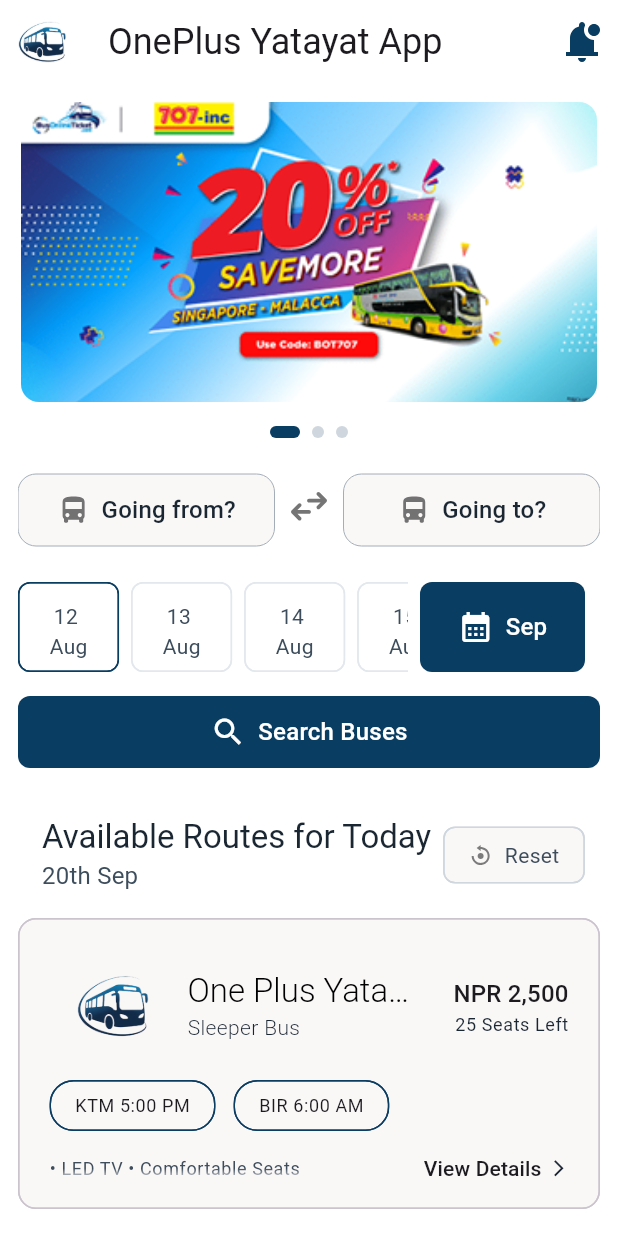
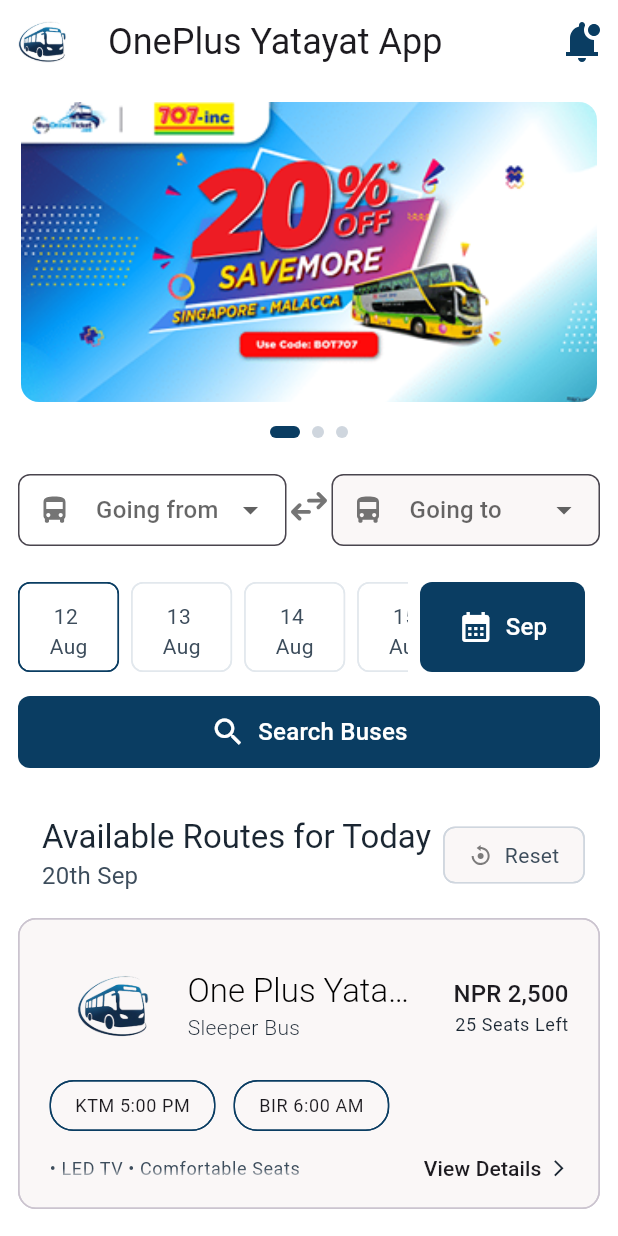
Before and after one commit to oneplus-smarika/one-plus-mobile, a Flutter app: the screen it shows after launch, on a phone screen of 412 x 824 dp. Run offline on Flutter 3.47's test engine with Material 3 defaults, Android fonts, the phone set to English and light mode, and no system bars; our stand-ins replace cached_network_image, flutter_riverpod, flutter_svg, google_fonts, pinput; missing offline and left inert: shitead.

Commit message:
home page dropdown added

```diff
--- a/lib/feat/home/presentation/pages/home_page.dart
+++ b/lib/feat/home/presentation/pages/home_page.dart
@@ -17,6 +17,19 @@
 }
 
 class _HomePageState extends ConsumerState<HomePage> {
+  String? fromCity;
+  String? toCity;
+
+  final cities = [
+    "Kathmandu",
+    "Pokhara",
+    "Biratnagar",
+    "Butwal",
+    "Chitwan",
+    "Dharan",
+    "Nepalgunj",
+  ];
+
   @override
   Widget build(BuildContext context) {
     return Scaffold(
@@ -63,35 +76,92 @@
         child: ListView(
           children: [
             /// Promo Card
-            AdsWidget(),
+            const AdsWidget(),
             AppSpacing.verticalSpaceLarge,
 
             /// From - To Section
             Row(
               children: [
                 Expanded(
-                  child: ReusableButton(
-                    borderRadiusCust: BorderRadius.circular(12),
-                    borderColor: AppColors.gray400,
-                    backgroundColor: AppColors.cardColor,
-                    textColor: AppColors.gray900,
-                    btnIcon: SvgPicture.asset(AppAssets.busIcon),
-                    text: 'Going from?',
-                    onPressed: () {},
+                  child: DropdownButtonFormField<String>(
+                    value: fromCity,
+                    decoration: InputDecoration(
+                      prefixIcon: SvgPicture.asset(
+                        AppAssets.busIcon,
+                        fit: BoxFit.scaleDown,
+                      ),
+                      hintText: "Going from",
+                      hintStyle: TextStyle(
+                        color: AppColors.gray400,
+                        fontSize: 11,
+                      ),
+                      border: OutlineInputBorder(
+                        borderRadius: BorderRadius.circular(8),
+                        borderSide: const BorderSide(color: AppColors.gray400),
+                      ),
+                      filled: true,
+                      fillColor: AppColors.white,
+                      contentPadding: const EdgeInsets.symmetric(
+                        vertical: 8,
+                        horizontal: 8,
+                      ),
+                    ),
+                    items:
+                        cities
+                            .map(
+                              (city) => DropdownMenuItem(
+                                value: city,
+                                child: CText(city),
+                              ),
+                            )
+                            .toList(),
+                    onChanged: (value) {
+                      setState(() {
+                        fromCity = value;
+                      });
+                    },
                   ),
                 ),
-                AppSpacing.horizontalSpaceSmall,
                 SvgPicture.asset(AppAssets.backForthIcon),
-                AppSpacing.horizontalSpaceSmall,
+
                 Expanded(
-                  child: ReusableButton(
-                    borderRadiusCust: BorderRadius.circular(12),
-                    borderColor: AppColors.gray400,
-                    backgroundColor: AppColors.cardColor,
-                    textColor: AppColors.gray900,
-                    btnIcon: SvgPicture.asset(AppAssets.busIcon),
-                    text: 'Going to?',
-                    onPressed: () {},
+                  child: DropdownButtonFormField<String>(
+                    value: toCity,
+                    decoration: InputDecoration(
+                      prefixIcon: SvgPicture.asset(
+                        AppAssets.busIcon,
+                        fit: BoxFit.scaleDown,
+                      ),
+                      hintText: "Going to",
+                      hintStyle: TextStyle(
+                        color: AppColors.gray400,
+                        fontSize: 11,
+                      ),
+                      border: OutlineInputBorder(
+                        borderRadius: BorderRadius.circular(8),
+                        borderSide: const BorderSide(color: AppColors.gray400),
+                      ),
+                      filled: true,
+                      fillColor: AppColors.cardColor,
+                      contentPadding: const EdgeInsets.symmetric(
+                        vertical: 8,
+                        horizontal: 8,
+                      ),
+                    ),
+                    items:
+                        cities
+                            .map(
+                              (city) => DropdownMenuItem(
+                                value: city,
+                                child: CText(city),
+                              ),
+                            )
+                            .toList(),
+                    onChanged: (value) {
+                      setState(() {
+                        toCity = value;
+                      });
+                    },
                   ),
                 ),
               ],
@@ -99,7 +169,7 @@
             AppSpacing.verticalSpaceLarge,
 
             /// Date Place Picker & Search
-            DatePlaceSelectWidget(),
+            const DatePlaceSelectWidget(),
 
             /// Bus Cards
             ListView.builder(
```
